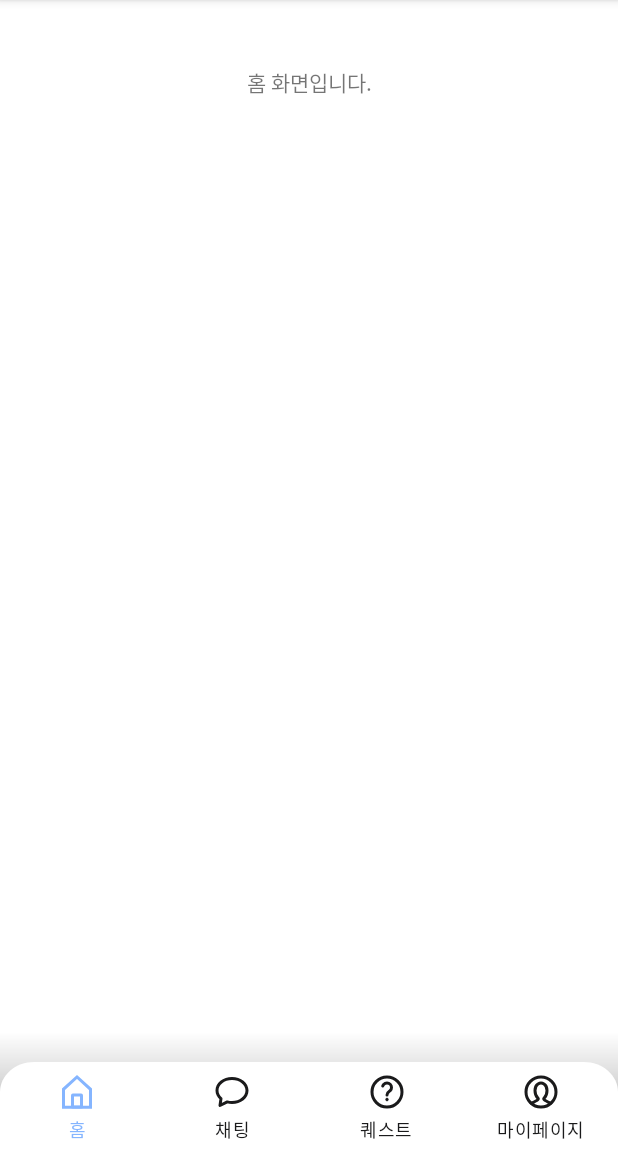
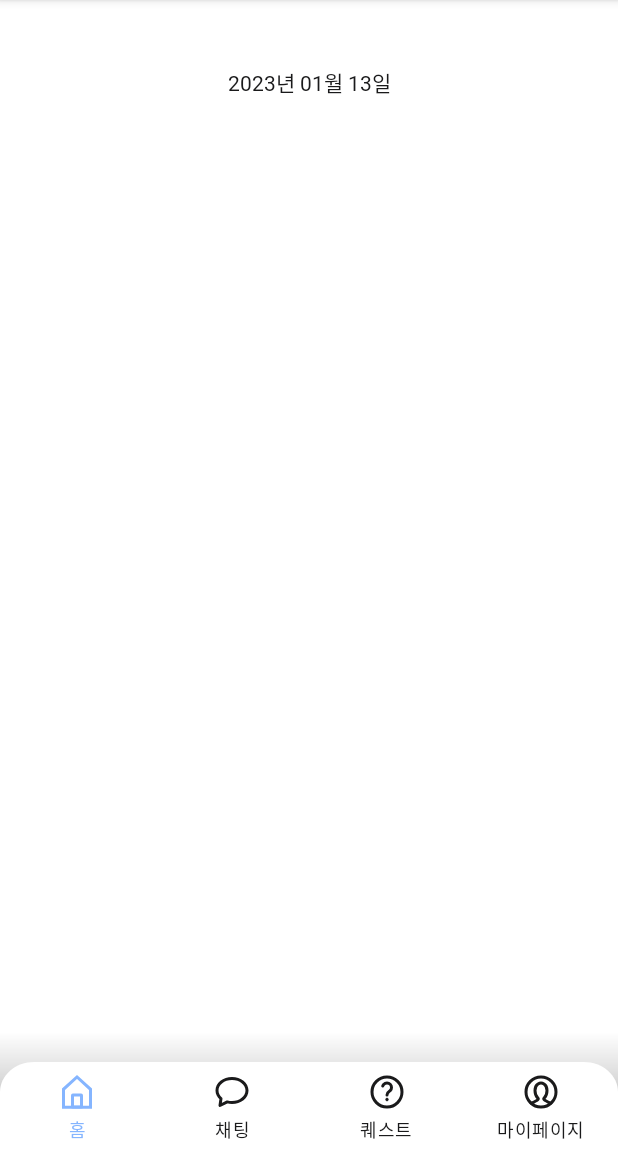
Before and after one commit to Pureum-umc-app/Pureum-FE, an Android app: the screen it shows after launch (MainActivity), on a phone screen of 412 x 824 dp, the part 84-1236 px from its top. Run offline under Robolectric (Android 15) with nearby library versions, the light colour scheme and no system bars; our stand-ins replace data binding, navigation-ui; libraries missing offline, so code that uses them is left out: com.kakao.sdk; 3 statements that could not run were skipped.

Commit message:
[RES] 기본 폰트 색상 #1A1A1B 로 설정

```diff
--- a/app/src/main/java/kr/co/pureum/views/home/HomeFragment.kt
+++ b/app/src/main/java/kr/co/pureum/views/home/HomeFragment.kt
@@ -1,17 +1,21 @@
 package kr.co.pureum.views.home
 
+import android.os.Build
 import android.os.Bundle
-import android.util.Log
 import android.view.View
-import androidx.navigation.fragment.findNavController
+import androidx.annotation.RequiresApi
 import kr.co.pureum.R
 import kr.co.pureum.base.BaseFragment
 import kr.co.pureum.databinding.FragmentHomeBinding
 import kr.co.pureum.views.MainActivity
+import java.time.LocalDateTime
+import java.time.format.DateTimeFormatter
 
 class HomeFragment : BaseFragment<FragmentHomeBinding>(R.layout.fragment_home) {
-    lateinit var mainActivity: MainActivity
+    private lateinit var mainActivity: MainActivity
+    private lateinit var today: LocalDateTime
 
+    @RequiresApi(Build.VERSION_CODES.O)
     override fun onViewCreated(view: View, savedInstanceState: Bundle?) {
         super.onViewCreated(view, savedInstanceState)
         initToolbar()
@@ -26,7 +30,10 @@ class HomeFragment : BaseFragment<FragmentHomeBinding>(R.layout.fragment_home) {
         }
     }
 
+    @RequiresApi(Build.VERSION_CODES.O)
     private fun initView() {
-        binding.homeDate.text = "홈 화면입니다."
+        today = LocalDateTime.now()
+
+        binding.homeDate.text = today.format(DateTimeFormatter.ofPattern("yyyy년 MM월 dd일"))
     }
 }
--- a/app/src/main/res/layout/fragment_home.xml
+++ b/app/src/main/res/layout/fragment_home.xml
@@ -13,11 +13,11 @@
             android:layout_width="match_parent"
             android:layout_height="wrap_content"
             app:layout_constraintTop_toTopOf="parent"
+            android:layout_marginTop="100dp"
             app:layout_constraintStart_toStartOf="parent"
             app:layout_constraintEnd_toEndOf="parent"
-            android:layout_marginTop="100dp"
-            android:textStyle="normal"
+            android:fontFamily="@font/nanum_square_neo_extrabold"
             android:textAlignment="center"
-            android:fontFamily="@font/nanum_square_neo_heavy"/>
+            android:textStyle="normal" />
     </androidx.constraintlayout.widget.ConstraintLayout>
 </layout>
--- a/app/src/main/res/values/style.xml
+++ b/app/src/main/res/values/style.xml
@@ -2,22 +2,27 @@
 <resources>
     <!-- Custom font 적용 -->
     <style name="customTextViewFontStyle" parent="@android:style/Widget.DeviceDefault.TextView">
+        <item name="android:textColor">#1A1A1B</item>
         <item name="android:fontFamily">@font/nanum_square_neo</item>
     </style>
 
     <style name="customButtonFontStyle" parent="@android:style/Widget.DeviceDefault.Button.Borderless">
+        <item name="android:textColor">#1A1A1B</item>
         <item name="android:fontFamily">@font/nanum_square_neo</item>
     </style>
 
     <style name="customEditTextFontStyle" parent="@android:style/Widget.DeviceDefault.EditText">
+        <item name="android:textColor">#1A1A1B</item>
         <item name="android:fontFamily">@font/nanum_square_neo</item>
     </style>
 
     <style name="customRadioButtonFontStyle" parent="@android:style/Widget.DeviceDefault.CompoundButton.RadioButton">
+        <item name="android:textColor">#1A1A1B</item>
         <item name="android:fontFamily">@font/nanum_square_neo</item>
     </style>
 
     <style name="customCheckboxFontStyle" parent="@android:style/Widget.DeviceDefault.CompoundButton.CheckBox">
+        <item name="android:textColor">#1A1A1B</item>
         <item name="android:fontFamily">@font/nanum_square_neo</item>
     </style>
 </resources>
--- a/app/src/main/res/values/themes.xml
+++ b/app/src/main/res/values/themes.xml
@@ -11,7 +11,7 @@
         <item name="colorOnSecondary">@color/white</item>
         <!-- Status bar color. -->
         <item name="android:statusBarColor">?attr/colorPrimary</item>
-        <!-- Customize your theme here. -->
+        <!-- Font Family. -->
         <item name="android:textViewStyle">@style/customTextViewFontStyle</item>
         <item name="android:buttonStyle">@style/customButtonFontStyle</item>
         <item name="android:editTextStyle">@style/customEditTextFontStyle</item>
```
